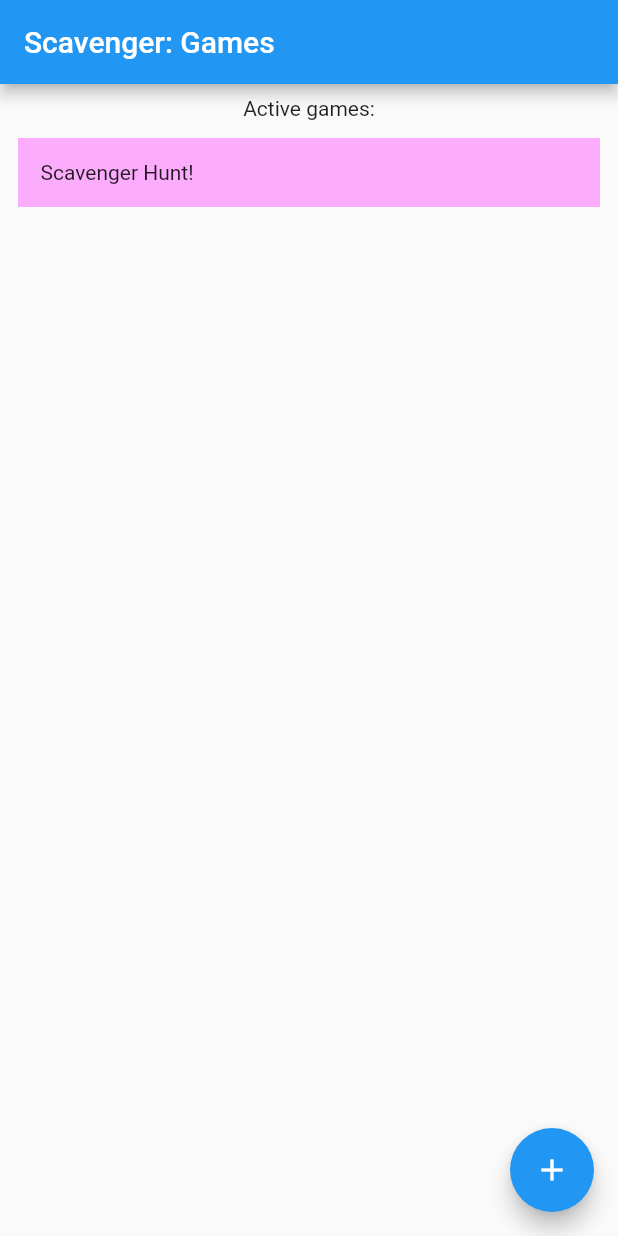
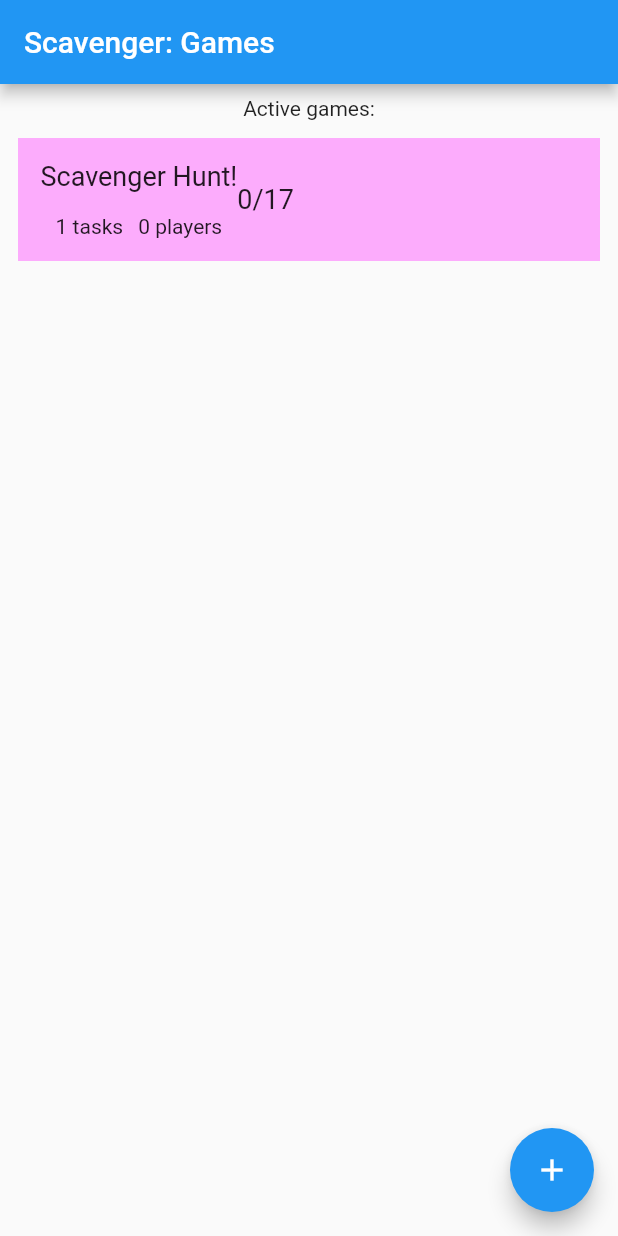
Before and after one commit to RayElg/scavenger, a Flutter app: the screen it shows after launch, after a tap on the "add" icon, on a phone screen of 412 x 824 dp. Run offline on Flutter 3.47's test engine with Material 2 defaults, Android fonts, the phone set to English and light mode, and no system bars.

Commit message:
more info on card, dTypes methods & attr's

```diff
--- a/lib/dTypes.dart
+++ b/lib/dTypes.dart
@@ -1,5 +1,7 @@
 import 'dart:convert';
 import 'dart:math';
+
+import 'package:flutter/rendering.dart';
 
 class Game {
   String id; //Random id for reference
@@ -16,6 +18,16 @@ class Game {
     var rands = List<int>.generate(32, (i) => Random.secure().nextInt(255));
     this.id = base64Url.encode(rands);
   }
+
+  int getTotalScore(MainMem mem) {
+    int score = 0;
+    for (String t in this.tags) {
+      if (mem.tTable.containsKey(t)) {
+        score += mem.tTable[t].value;
+      }
+    }
+    return score;
+  }
 }
 
 class Tag {
@@ -24,10 +36,12 @@ class Tag {
   String tag; //What is the actual tag descriptor for this object
   String gameId;
   List<String> hasScored;
-  Tag(String title, String tag) {
+  int value;
+  Tag(String title, String tag, int value) {
     this.title = title;
     this.tag = tag;
     this.hasScored = [];
+    this.value = value;
 
     var rands = List<int>.generate(32, (i) => Random.secure().nextInt(255));
     this.id = base64Url.encode(rands);
@@ -43,3 +57,15 @@ class User {
     this.id = base64Url.encode(rands);
   }
 }
+
+class MainMem {
+  //For lack of a better term off the top of my head. This will hold all the tags, users, games in hashmaps
+  //This will make it easy to refer to by value.
+  //Later we will integrate this with cockroachDB
+  Map<String, Game> gTable;
+  Map<String, Tag> tTable;
+  MainMem() {
+    this.gTable = new Map<String, Game>();
+    this.tTable = new Map<String, Tag>();
+  }
+}
--- a/lib/main.dart
+++ b/lib/main.dart
@@ -22,9 +22,9 @@ class MyApp extends StatelessWidget {
 
 class MyHomePage extends StatefulWidget {
   MyHomePage({Key key, this.title}) : super(key: key);
-  List<Game> games = [];
+  MainMem mem = new MainMem();
   final String title;
-
+  User u = new User("raynor");
   @override
   _MyHomePageState createState() => _MyHomePageState();
 }
@@ -41,13 +41,14 @@ class _MyHomePageState extends State<MyHomePage> {
       // called again, and so nothing would appear to happen.
       _counter++;
     });
-    Tag a = new Tag("Chapeau", "hat");
+    Tag a = new Tag("Chapeau", "hat", 17);
+    widget.mem.tTable[a.id] = a;
     Game g =
         new Game("Scavenger Hunt!", [a.id], "Its a scavenger hunt, of course!");
-    User u = new User("raynor");
+
     a.gameId = g.id;
     print(g.id);
-    widget.games.add(g);
+    widget.mem.gTable[g.id] = g;
   }
 
   @override
@@ -75,20 +76,8 @@ class _MyHomePageState extends State<MyHomePage> {
             Expanded(
               child: ListView(
                 children: [
-                  for (Game g in widget.games)
-                    Padding(
-                      padding: const EdgeInsets.all(12.0),
-                      child: Container(
-                          padding: EdgeInsets.all(15),
-                          decoration: BoxDecoration(
-                              border: Border(),
-                              color: Color.fromARGB(100, 255, 50, 255)),
-                          child: Column(children: [
-                            Row(
-                              children: [Text(g.title)],
-                            ),
-                          ])),
-                    ),
+                  for (Game g in widget.mem.gTable.values)
+                    GameCard(g: g, mem: widget.mem),
                 ],
               ),
             )
@@ -103,3 +92,51 @@ class _MyHomePageState extends State<MyHomePage> {
     );
   }
 }
+
+class GameCard extends StatelessWidget {
+  const GameCard({
+    Key key,
+    @required this.g,
+    @required this.mem,
+  }) : super(key: key);
+
+  final Game g;
+  final MainMem mem;
+
+  @override
+  Widget build(BuildContext context) {
+    return Padding(
+      padding: const EdgeInsets.all(12.0),
+      child: Container(
+        padding: EdgeInsets.all(15),
+        decoration: BoxDecoration(
+            border: Border(), color: Color.fromARGB(100, 255, 50, 255)),
+        child: Row(children: [
+          Column(
+            children: [
+              Row(
+                mainAxisAlignment: MainAxisAlignment.spaceBetween,
+                children: [Text(g.title, style: TextStyle(fontSize: 18))],
+              ),
+              SizedBox(height: 15),
+              Row(
+                children: [
+                  Text(g.tags.length.toString() + " tasks"),
+                  SizedBox(width: 10),
+                  Text(g.numPlayers.toString() + " players"),
+                ],
+              )
+            ],
+          ),
+          Column(
+            crossAxisAlignment: CrossAxisAlignment.end,
+            children: [
+              Text("0/" + g.getTotalScore(mem).toString(),
+                  style: TextStyle(fontSize: 18))
+            ],
+          ),
+        ]),
+      ),
+    );
+  }
+}
```
